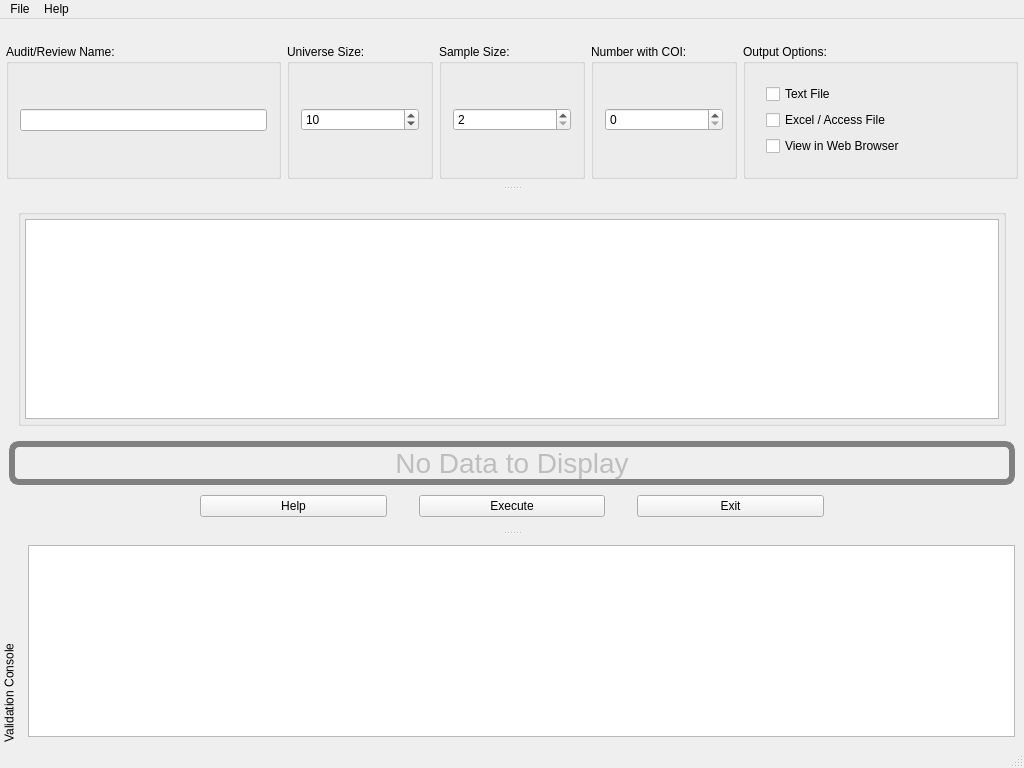
The window that products/RAT-STATS/rstats_modules/unrestricted_attribute_appraisal/src/UIRStatsUAA.ui (cbtek/RStats2017) describes before a commit, drawn with Qt 5.
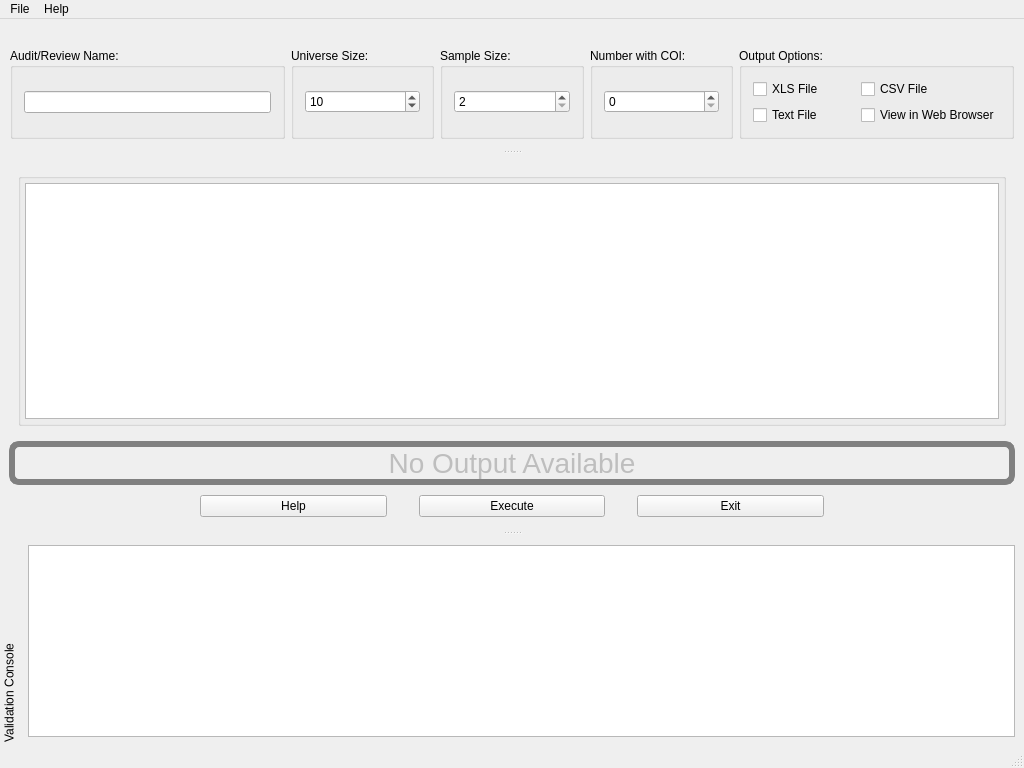
The same window after the commit.

The edit to the form file:
```diff
--- a/products/RAT-STATS/rstats_modules/unrestricted_attribute_appraisal/src/UIRStatsUAA.ui
+++ b/products/RAT-STATS/rstats_modules/unrestricted_attribute_appraisal/src/UIRStatsUAA.ui
@@ -65,7 +65,7 @@
 }</string>
       </property>
       <property name="text">
-       <string>No Data to Display</string>
+       <string>No Output Available</string>
       </property>
       <property name="alignment">
        <set>Qt::AlignCenter</set>
@@ -218,16 +218,16 @@
    <widget class="QWidget" name="dockWidgetContents">
     <layout class="QVBoxLayout" name="verticalLayout_8">
      <property name="leftMargin">
-      <number>2</number>
+      <number>6</number>
      </property>
      <property name="topMargin">
-      <number>2</number>
+      <number>6</number>
      </property>
      <property name="rightMargin">
-      <number>2</number>
+      <number>6</number>
      </property>
      <property name="bottomMargin">
-      <number>2</number>
+      <number>6</number>
      </property>
      <item>
       <widget class="QFrame" name="m_frmOptions">
@@ -412,7 +412,7 @@
           <property name="title">
            <string>Output Options:</string>
           </property>
-          <layout class="QVBoxLayout" name="verticalLayout_4">
+          <layout class="QGridLayout" name="gridLayout_3">
            <property name="leftMargin">
             <number>11</number>
            </property>
@@ -425,30 +425,28 @@
            <property name="bottomMargin">
             <number>11</number>
            </property>
-           <item>
-            <widget class="QFrame" name="frame">
-             <property name="sizePolicy">
-              <sizepolicy hsizetype="Preferred" vsizetype="Fixed">
-               <horstretch>0</horstretch>
-               <verstretch>0</verstretch>
-              </sizepolicy>
+           <item row="0" column="1">
+            <widget class="QCheckBox" name="m_chkXLSOutput">
+             <property name="text">
+              <string>XLS File</string>
              </property>
-             <layout class="QVBoxLayout" name="verticalLayout_3">
-              <item>
+            </widget>
+           </item>
+           <item row="1" column="1">
                <widget class="QCheckBox" name="m_chkTextOutput">
                 <property name="text">
                  <string>Text File</string>
                 </property>
                </widget>
               </item>
-              <item>
+           <item row="0" column="2">
                <widget class="QCheckBox" name="m_chkCSVOutput">
                 <property name="text">
-                 <string>Excel / Access File</string>
+              <string>CSV File</string>
                 </property>
                </widget>
               </item>
-              <item>
+           <item row="1" column="2">
                <widget class="QCheckBox" name="m_chkViewInBrowser">
                 <property name="text">
                  <string>View in Web Browser</string>
@@ -463,9 +461,6 @@
         </item>
        </layout>
       </widget>
-     </item>
-    </layout>
-   </widget>
   </widget>
   <widget class="QMenuBar" name="menuBar">
    <property name="geometry">
@@ -481,7 +476,9 @@
      <string>File</string>
     </property>
     <addaction name="separator"/>
+    <addaction name="actionNew_Window"/>
     <addaction name="actionRecentlyUsed"/>
+    <addaction name="separator"/>
     <addaction name="actionExecute"/>
     <addaction name="separator"/>
     <addaction name="actionExit"/>
@@ -530,12 +527,12 @@
   </action>
   <action name="actionHelp">
    <property name="text">
-    <string>Help Topics</string>
+    <string>Help Topics...</string>
    </property>
   </action>
   <action name="actionAbout">
    <property name="text">
-    <string>About</string>
+    <string>About...</string>
    </property>
   </action>
   <action name="actionExecute">
@@ -543,6 +540,11 @@
     <string>Execute...</string>
    </property>
   </action>
+  <action name="actionNew_Window">
+   <property name="text">
+    <string>New Window...</string>
+   </property>
+  </action>
  </widget>
  <tabstops>
   <tabstop>m_txtAuditName</tabstop>
```
Left out of the diff: 3 changed lines with no effect on the pictures. Lines whose indentation alone changed are shown as unchanged.
